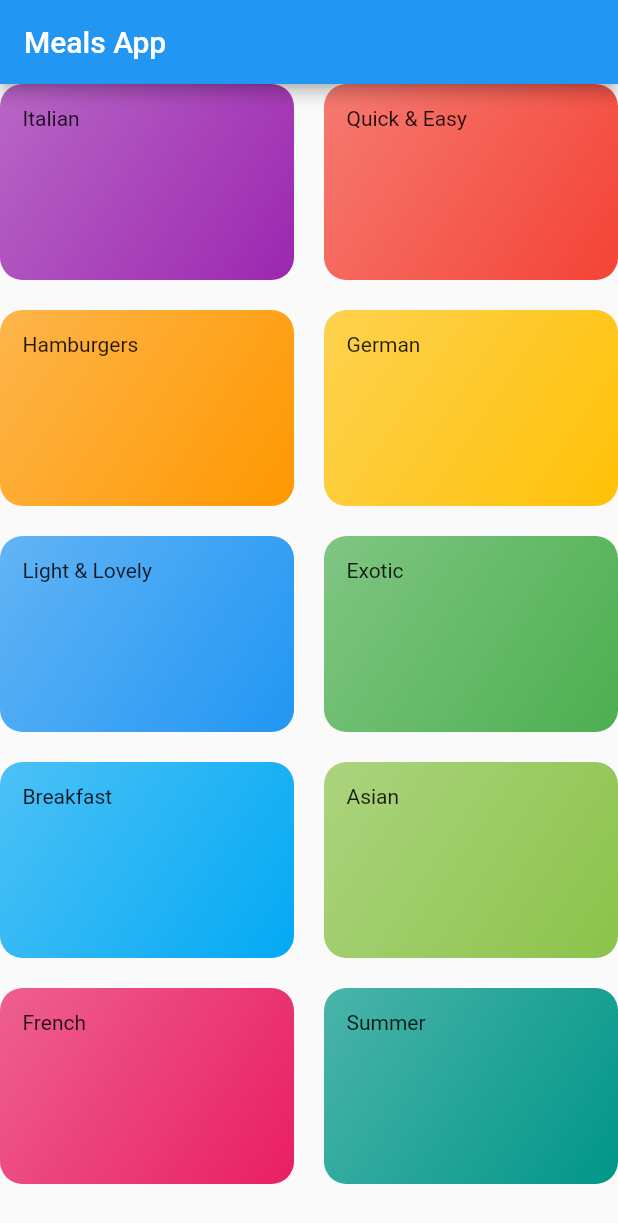
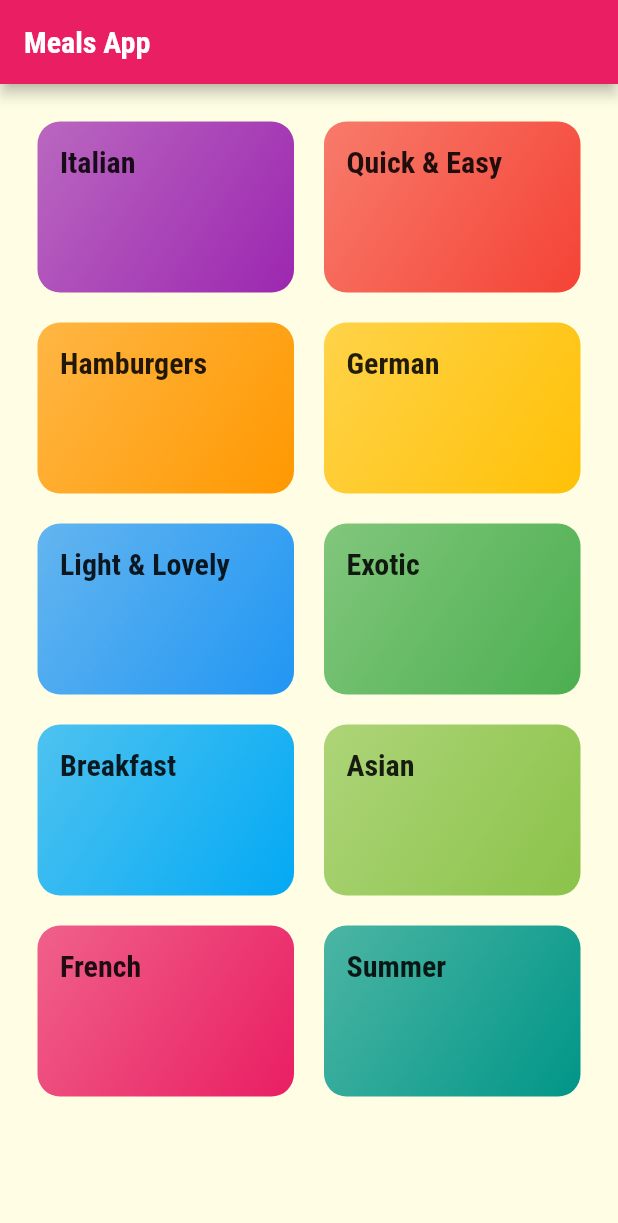
Before and after one commit to Abdulhakim-Maha/Flutter-Tutorial, a Flutter app: the screen it shows after launch, on a phone screen of 412 x 824 dp. Shown: the top 1223 px of the screen. Run offline on Flutter 3.47's test engine with Material 2 defaults, Android fonts, the phone set to English and light mode, and no system bars.

```diff
--- a/meal_app/lib/categories_screen.dart
+++ b/meal_app/lib/categories_screen.dart
@@ -1,3 +1,4 @@
+import 'package:flutter/cupertino.dart';
 import 'package:flutter/material.dart';
 import 'package:flutter/rendering.dart';
 import './dummy_data.dart';
@@ -13,6 +14,7 @@ class CategoriesScreen extends StatelessWidget {
         title: const Text('Meals App'),
       ),
       body: GridView(
+        padding: const EdgeInsets.all(25),
         gridDelegate: const SliverGridDelegateWithMaxCrossAxisExtent(
           maxCrossAxisExtent: 200,
           childAspectRatio: 3 / 2,
@@ -21,6 +23,7 @@ class CategoriesScreen extends StatelessWidget {
         ),
         children: dummyCategories.map((catData) {
           return CategoryItem(
+            catData.id,
             catData.title,
             catData.color,
           );
--- a/meal_app/lib/category_item.dart
+++ b/meal_app/lib/category_item.dart
@@ -1,16 +1,33 @@
 import 'package:flutter/material.dart';
+import 'package:meal_app/category_meals_screen.dart';
 
 class CategoryItem extends StatelessWidget {
+  final String id;
   final String title;
   final Color color;
 
-  const CategoryItem(this.title, this.color, {Key? key}) : super(key: key);
+  const CategoryItem(this.id, this.title, this.color, {Key? key})
+      : super(key: key);
+
+  void selectCategory(BuildContext context) {
+    Navigator.of(context).pushNamed(CategoryMealsScreen.routeName, arguments: {
+      'id': id,
+      'title': title,
+    });
+  }
 
   @override
   Widget build(BuildContext context) {
-    return Container(
+    return InkWell(
+      onTap: () => selectCategory(context),
+      splashColor: Theme.of(context).primaryColor,
+      borderRadius: BorderRadius.circular(15),
+      child: Container(
         padding: const EdgeInsets.all(15),
-      child: Text(title),
+        child: Text(
+          title,
+          style: Theme.of(context).textTheme.headline6,
+        ),
         decoration: BoxDecoration(
           gradient: LinearGradient(
             colors: [color.withOpacity(.7), color],
@@ -19,6 +36,7 @@ class CategoryItem extends StatelessWidget {
           ),
           borderRadius: BorderRadius.circular(15),
         ),
+      ),
     );
   }
 }
--- a/meal_app/lib/main.dart
+++ b/meal_app/lib/main.dart
@@ -1,4 +1,5 @@
 import 'package:flutter/material.dart';
+import 'package:meal_app/category_meals_screen.dart';
 import './categories_screen.dart';
 
 void main() => runApp(const MyApp());
@@ -11,9 +12,25 @@ class MyApp extends StatelessWidget {
     return MaterialApp(
       title: 'DeliMeals',
       theme: ThemeData(
-        primarySwatch: Colors.blue,
+        canvasColor: const Color.fromRGBO(255, 254, 229, 1),
+        fontFamily: 'Raleway',
+        textTheme: ThemeData.light().textTheme.copyWith(
+            bodyText1: const TextStyle(color: Color.fromRGBO(20, 51, 51, 1)),
+            bodyText2: const TextStyle(color: Color.fromRGBO(20, 51, 51, 1)),
+            headline6: const TextStyle(
+              fontSize: 20,
+              fontFamily: 'RobotoCondensed',
+              fontWeight: FontWeight.bold,
+            )),
+        colorScheme: ColorScheme.fromSwatch(primarySwatch: Colors.pink)
+            .copyWith(secondary: Colors.amber),
       ),
-      home: const CategoriesScreen(),
+      // home: const CategoriesScreen(),
+      initialRoute: '/', //default is '/'
+      routes: {
+        '/': (ctx) => const CategoriesScreen(),
+        CategoryMealsScreen.routeName: (ctx) => const CategoryMealsScreen(),
+      },
     );
   }
 }
```
Also changed, not shown: meal_app/lib/category_meals_screen.dart (added, +31 -0 lines), meal_app/pubspec.yaml (+17 -6 lines), meal_app/assets/fonts/Raleway-Black.ttf (added), meal_app/assets/fonts/Raleway-Bold.ttf (added), meal_app/assets/fonts/Raleway-Regular.ttf (added), meal_app/assets/fonts/RobotoCondensed-Bold.ttf (added), meal_app/assets/fonts/RobotoCondensed-Italic.ttf (added), meal_app/assets/fonts/RobotoCondensed-Light.ttf (added), meal_app/assets/fonts/RobotoCondensed-Regular.ttf (added). Lines whose indentation alone changed are shown as unchanged.
